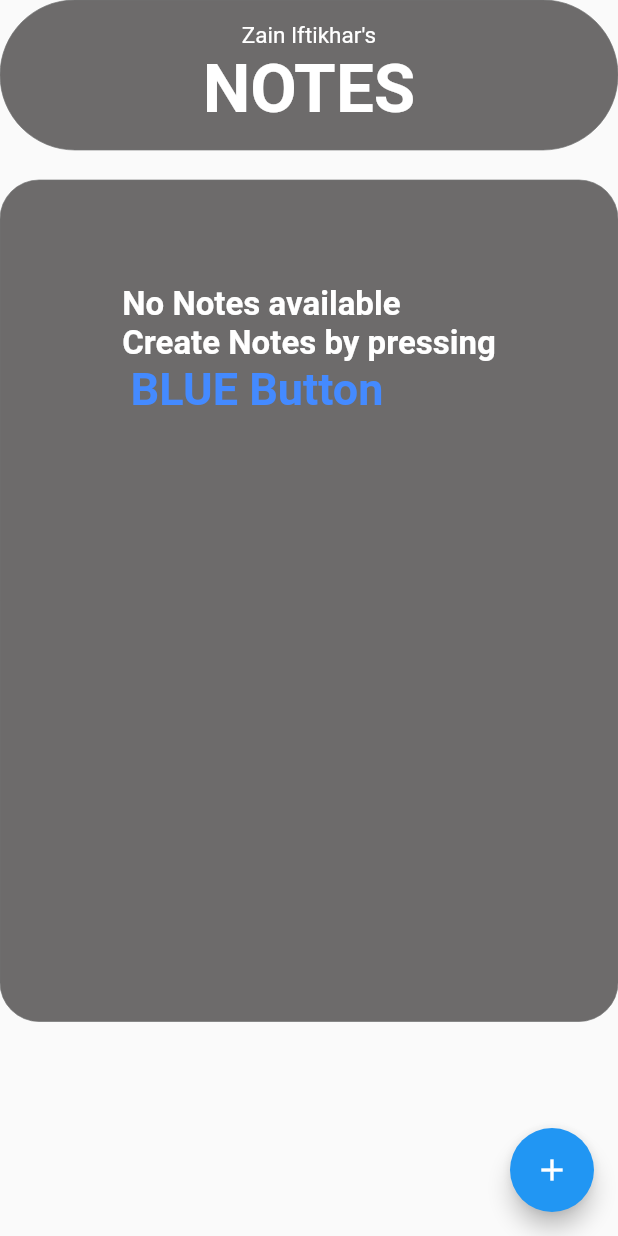
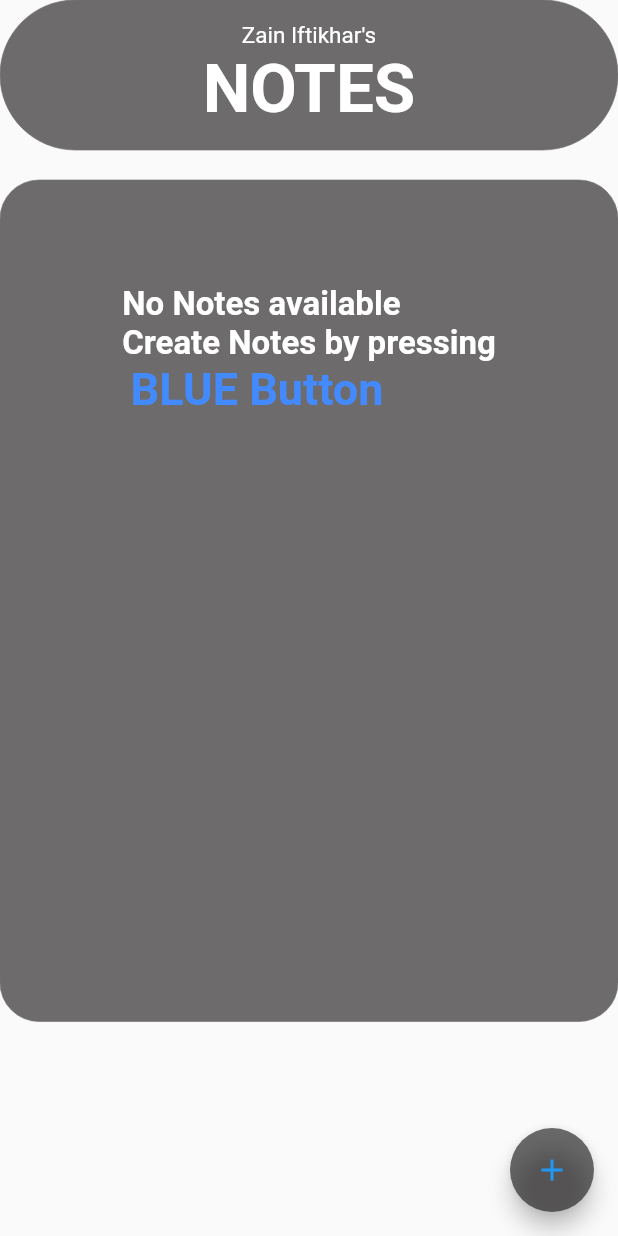
Before and after one commit to zainiftikhar20/note_taking_flutter_app, a Flutter app: the screen it shows after launch, on a phone screen of 412 x 824 dp. Run offline on Flutter 3.47's test engine with Material 2 defaults, Android fonts, the phone set to English and light mode, and no system bars; our stand-ins replace google_fonts, image_picker, sqflite; missing offline and left inert: flutter_share; accounts and stored records are empty.

Commit message:
Splash Screen and capture image code done

```diff
--- a/lib/Screen_Folder/Note_List_Screen.dart
+++ b/lib/Screen_Folder/Note_List_Screen.dart
@@ -1,4 +1,3 @@
-import 'package:flutter/gestures.dart';
 import 'package:flutter/material.dart';
 import 'package:note_taking_flutter_app/DB_Helper/Note_Provider.dart';
 import 'package:note_taking_flutter_app/Utilities/Constants.dart';
@@ -58,12 +57,12 @@ class _Note_List_ScreenState extends State<Note_List_Screen> {
                   ),
                 ),
                 floatingActionButton: FloatingActionButton(
-
+                  backgroundColor: const Color(0xa6211f1f),
                   onPressed:(){
                     goToNoteEditScreen(context);
                   },
 
-                  child: Icon(Icons.add,),
+                  child: Icon(Icons.add, color: Colors.blue,),
 
                 ),
               );
--- /dev/null
+++ b/lib/float.dart
@@ -0,0 +1,46 @@
+import 'dart:async';
+import 'package:flutter/material.dart';
+import 'main.dart';
+
+
+
+class MyHomePage extends StatefulWidget {
+  @override
+  _MyHomePageState createState() => _MyHomePageState();
+}
+
+class _MyHomePageState extends State<MyHomePage> {
+  @override
+  void initState() {
+    super.initState();
+    Timer(
+        Duration(seconds: 5),
+            () => Navigator.pushReplacement(
+            context, MaterialPageRoute(builder: (context) => MaterialApp(
+            title: 'Notes App',
+            home: MyApp(),
+            theme: ThemeData(
+                primarySwatch: Colors.green)))));
+  }
+  @override
+  Widget build(BuildContext context) {
+    return Container(
+      color: Colors.white,
+      child: Column(
+        mainAxisAlignment: MainAxisAlignment.center,
+        children: <Widget>[
+          Image(image: AssetImage('assets/zain.jpg'), height: 300),
+          Text("M Zain Iftikhar", style: TextStyle(fontSize: 20,color: Color(0xFF000000))),
+          SizedBox(
+            height: 10,
+          ),
+          Text("FA17-BSE-043", style: TextStyle(fontSize: 20,color: Color(0xFF000000))),
+          SizedBox(
+            height: 10,
+          ),
+          CircularProgressIndicator()
+        ],
+      ),
+    );
+  }
+}
--- a/lib/main.dart
+++ b/lib/main.dart
@@ -5,8 +5,22 @@ import 'DB_Helper/Note_Provider.dart';
 import 'Screen_Folder/Note_Edit_Screen.dart';
 import 'Screen_Folder/Note_List_Screen.dart';
 import 'Screen_Folder/Note_View_Screen.dart';
+import 'float.dart';
 void main() {
-  runApp(MyApp());
+  runApp(SplashScreen());
+}
+class SplashScreen extends StatelessWidget {
+  @override
+  Widget build(BuildContext context) {
+    return MaterialApp(
+      title: 'Splash Screen',
+      theme: ThemeData(
+        primarySwatch: Colors.green,
+      ),
+      home: MyHomePage(),
+      debugShowCheckedModeBanner: false,
+    );
+  }
 }
 class MyApp extends StatelessWidget {
   // This widget is the root of your application.
--- a/pubspec.yaml
+++ b/pubspec.yaml
@@ -54,8 +54,8 @@ flutter:
   uses-material-design: true
 
   # To add assets to your application, add an assets section, like this:
-  # assets:
-  #   - images/a_dot_burr.jpeg
+  assets:
+   - assets/zain.jpg
   #   - images/a_dot_ham.jpeg
 
   # An image asset can refer to one or more resolution-specific "variants", see
```
Also changed, not shown: lib/Screen_Folder/Note_Edit_Screen.dart (+54 -37 lines), lib/Screen_Folder/Note_View_Screen.dart (+5 -4 lines), assets/zain.jpg (added). Lines whose indentation alone changed are shown as unchanged.
